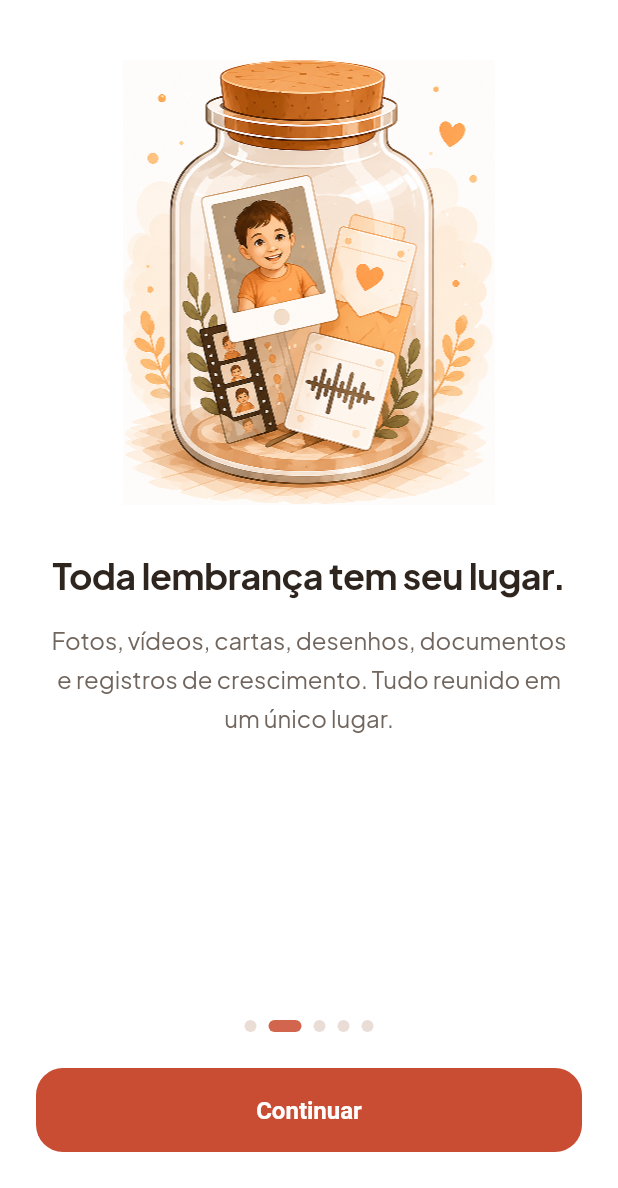
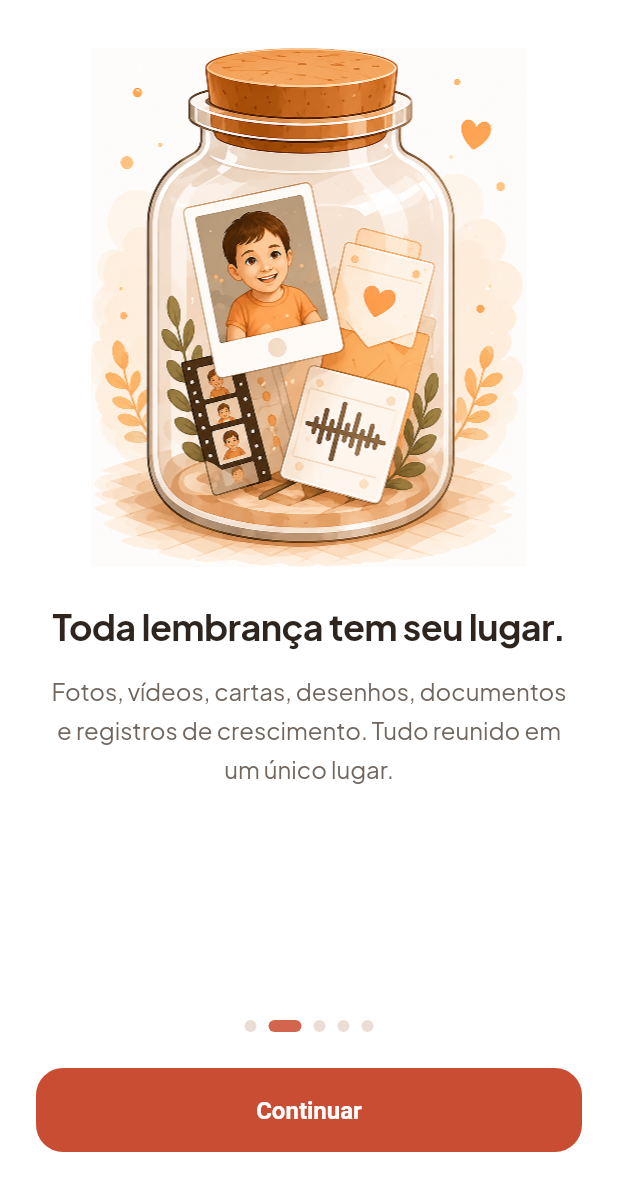
Before and after one commit to CodeByBrigido/NewBaby, a Flutter app: the screen it shows after launch, swiped to page 2, on a phone screen of 412 x 824 dp, the part 48-1236 px from its top. Run offline on Flutter 3.47's test engine with Material 3 defaults, Android fonts, the phone set to English and light mode, and no system bars; our stand-ins replace cloud_firestore, file_picker, firebase_auth, firebase_core, fl_chart, flutter_image_compress and 12 more; missing offline and left inert: extension_google_sign_in_as_googleapis_auth, googleapis, image_size_getter, video_compress; accounts and stored records are empty.

Commit message:
A ilustracao ocupa a largura inteira, e so o texto tem margem
Uma das cinco artes e alta e estreita, com legendas desenhadas dentro dela
(0, Nascimento, 1 ano, 3 anos...). Ela e limitada pela altura, entao
qualquer margem lateral encolhe a imagem toda, e sao essas legendas que
somem primeiro.

A margem passou a valer so para o texto, e o teto de altura subiu de 36%
para 42% da tela. Nas outras quatro artes isso e um ganho pequeno; nesta e
a diferenca entre ler e nao ler.

Fica dito que nao resolve por completo: numa tela de telefone, com titulo,
texto, indicador e botao embaixo, essa arte ainda aparece pequena demais
para as legendas dela. Ou ela vira uma ilustracao sem texto embutido, ou
aquela tela precisa de um tratamento proprio, de imagem inteira.

```diff
--- a/lib/features/intro/onboarding_page.dart
+++ b/lib/features/intro/onboarding_page.dart
@@ -35,17 +35,28 @@ class OnboardingPage extends StatelessWidget {
     final TextTheme text = Theme.of(context).textTheme;
 
     return SingleChildScrollView(
+      child: Column(
+        children: <Widget>[
+          const SizedBox(height: Space.x16),
+          // A arte vai de borda a borda, e só o texto tem margem. Uma das
+          // ilustrações é alta e estreita, com legendas desenhadas dentro
+          // dela: qualquer margem lateral encolhe a imagem inteira e são
+          // essas legendas que somem primeiro.
+          _Ilustracao(caminho: imagePath),
+          const SizedBox(height: Space.x24),
+          Padding(
             padding: const EdgeInsets.symmetric(horizontal: Space.x32),
             child: Column(
               children: <Widget>[
-          const SizedBox(height: Space.x24),
-          _Ilustracao(caminho: imagePath),
-          const SizedBox(height: Space.x32),
                 if (isLastPage) ...<Widget>[
                   _LadrilhoDoIcone(),
                   const SizedBox(height: Space.x20),
                 ],
-          Text(title, style: text.headlineSmall, textAlign: TextAlign.center),
+                Text(
+                  title,
+                  style: text.headlineSmall,
+                  textAlign: TextAlign.center,
+                ),
                 const SizedBox(height: Space.x16),
                 Text(
                   description,
@@ -59,6 +70,9 @@ class OnboardingPage extends StatelessWidget {
                   const SizedBox(height: Space.x20),
                   const _SeloRecomendado(),
                 ],
+              ],
+            ),
+          ),
           const SizedBox(height: Space.x24),
         ],
       ),
@@ -79,7 +93,7 @@ class _Ilustracao extends StatelessWidget {
   @override
   Widget build(BuildContext context) {
     final MediaQueryData tela = MediaQuery.of(context);
-    final double altura = tela.size.height * 0.36;
+    final double altura = tela.size.height * 0.42;
 
     return SizedBox(
       height: altura,
```
Lines whose indentation alone changed are shown as unchanged.
